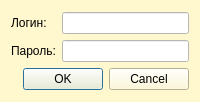
The window that authorizationwindow.ui (KairoMairo/CIS) describes before a commit, drawn with Qt 5.
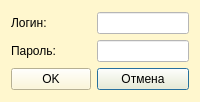
The same window after the commit.

What changed in the file:
```diff
--- a/authorizationwindow.ui
+++ b/authorizationwindow.ui
@@ -28,6 +28,16 @@
          </property>
         </widget>
        </item>
+       <item row="1" column="1">
+        <widget class="QLineEdit" name="password">
+         <property name="styleSheet">
+          <string notr="true">background-color: rgb(255, 255, 255);</string>
+         </property>
+         <property name="echoMode">
+          <enum>QLineEdit::Password</enum>
+         </property>
+        </widget>
+       </item>
        <item row="0" column="1">
         <widget class="QLineEdit" name="login">
          <property name="styleSheet">
@@ -42,28 +52,22 @@
          </property>
         </widget>
        </item>
-       <item row="1" column="1">
-        <widget class="QLineEdit" name="password">
-         <property name="styleSheet">
-          <string notr="true">background-color: rgb(255, 255, 255);</string>
+       <item row="2" column="1">
+        <widget class="QPushButton" name="cancel">
+         <property name="text">
+          <string>Отмена</string>
          </property>
-         <property name="echoMode">
-          <enum>QLineEdit::Password</enum>
+        </widget>
+       </item>
+       <item row="2" column="0">
+        <widget class="QPushButton" name="ok">
+         <property name="text">
+          <string>OK</string>
          </property>
         </widget>
        </item>
       </layout>
      </item>
-     <item>
-      <widget class="QDialogButtonBox" name="buttonBox">
-       <property name="orientation">
-        <enum>Qt::Horizontal</enum>
-       </property>
-       <property name="standardButtons">
-        <set>QDialogButtonBox::Cancel|QDialogButtonBox::Ok</set>
-       </property>
-      </widget>
-     </item>
     </layout>
    </item>
   </layout>
```
Left out of the diff: 35 changed lines with no effect on the pictures.
